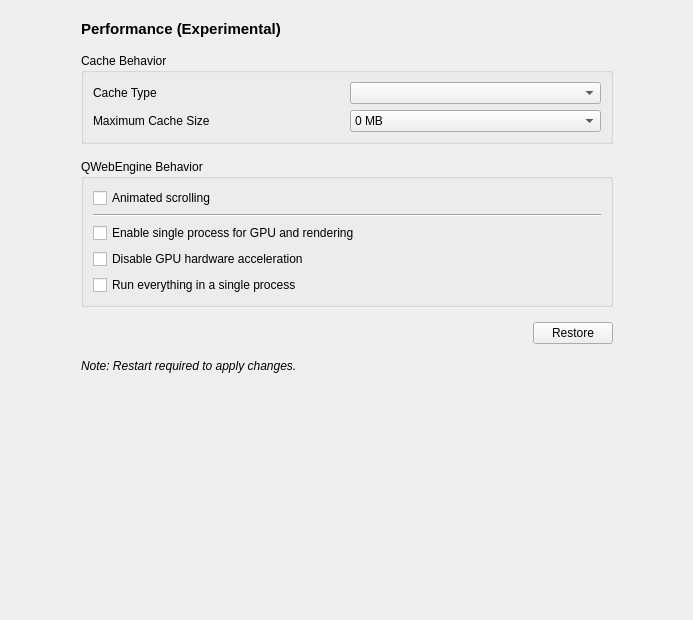
First picture: the form in zapzap/ui/ui_page_performance.ui, repository rafatosta/zapzap, before the edit.
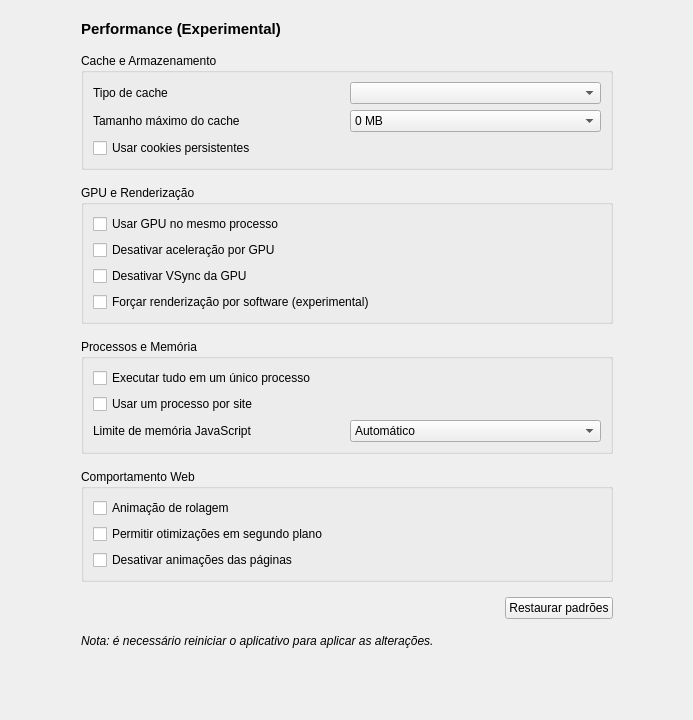
Second picture: the form after the edit.

Commit message: Improve WebEngine performance settings UI

```diff
--- a/zapzap/ui/ui_page_performance.ui
+++ b/zapzap/ui/ui_page_performance.ui
@@ -7,7 +7,7 @@
     <x>0</x>
     <y>0</y>
     <width>693</width>
-    <height>620</height>
+    <height>720</height>
    </rect>
   </property>
   <property name="windowTitle">
@@ -40,9 +40,7 @@
        <property name="frameShape">
         <enum>QFrame::Shape::NoFrame</enum>
        </property>
-       <property name="frameShadow">
-        <enum>QFrame::Shadow::Raised</enum>
-       </property>
+
        <layout class="QVBoxLayout" name="verticalLayout_2">
         <property name="spacing">
          <number>15</number>
@@ -63,19 +61,13 @@
         <item>
          <widget class="QGroupBox" name="groupBox_2">
           <property name="title">
-           <string>Cache Behavior</string>
+           <string>Cache e Armazenamento</string>
           </property>
-          <property name="checkable">
-           <bool>false</bool>
-          </property>
-          <property name="checked">
-           <bool>false</bool>
-          </property>
-          <layout class="QGridLayout" name="gridLayout_2">
+          <layout class="QGridLayout" name="grid_cache">
            <item row="0" column="0">
-            <widget class="QLabel" name="label_3">
+            <widget class="QLabel">
              <property name="text">
-              <string>Cache Type</string>
+              <string>Tipo de cache</string>
              </property>
             </widget>
            </item>
@@ -83,9 +75,9 @@
             <widget class="QComboBox" name="cache_type"/>
            </item>
            <item row="1" column="0">
-            <widget class="QLabel" name="label_2">
+            <widget class="QLabel">
              <property name="text">
-              <string>Maximum Cache Size</string>
+              <string>Tamanho máximo do cache</string>
              </property>
             </widget>
            </item>
@@ -108,63 +100,96 @@
              </item>
             </widget>
            </item>
+
+           <item row="2" column="0" colspan="2">
+            <widget class="QCheckBox" name="persistent_cookies">
+             <property name="text">
+              <string>Usar cookies persistentes</string>
+             </property>
+            </widget>
+           </item>
           </layout>
          </widget>
         </item>
         <item>
          <widget class="QGroupBox" name="groupBox">
           <property name="title">
-           <string>QWebEngine Behavior</string>
+           <string>GPU e Renderização</string>
           </property>
-          <layout class="QGridLayout" name="gridLayout">
-           <item row="2" column="0">
-            <widget class="QCheckBox" name="in_process_gpu">
-             <property name="text">
-              <string>Enable single process for GPU and rendering</string>
-             </property>
-            </widget>
-           </item>
-           <item row="3" column="0">
-            <widget class="QCheckBox" name="disable_gpu">
-             <property name="text">
-              <string>Disable GPU hardware acceleration</string>
-             </property>
-            </widget>
-           </item>
-           <item row="4" column="0">
+          <layout class="QVBoxLayout">
+           <item><widget class="QCheckBox" name="in_process_gpu"><property name="text"><string>Usar GPU no mesmo processo</string></property></widget></item>
+           <item><widget class="QCheckBox" name="disable_gpu"><property name="text"><string>Desativar aceleração por GPU</string></property></widget></item>
+           <item><widget class="QCheckBox" name="disable_gpu_vsync"><property name="text"><string>Desativar VSync da GPU</string></property></widget></item>
+           <item><widget class="QCheckBox" name="software_rendering"><property name="text"><string>Forçar renderização por software (experimental)</string></property></widget></item>
+          </layout>
+         </widget>
+        </item>
+
+        <!-- Processos -->
+        <item>
+         <widget class="QGroupBox" name="group_process">
+          <property name="title">
+           <string>Processos e Memória</string>
+          </property>
+          <layout class="QGridLayout">
+
+           <item row="0" column="0" colspan="2">
             <widget class="QCheckBox" name="single_process">
              <property name="text">
-              <string>Run everything in a single process</string>
+              <string>Executar tudo em um único processo</string>
              </property>
             </widget>
            </item>
-           <item row="1" column="0">
-            <widget class="Line" name="line">
-             <property name="orientation">
-              <enum>Qt::Orientation::Horizontal</enum>
+
+           <item row="1" column="0" colspan="2">
+            <widget class="QCheckBox" name="process_per_site">
+             <property name="text">
+              <string>Usar um processo por site</string>
              </property>
             </widget>
            </item>
-           <item row="0" column="0">
-            <widget class="QCheckBox" name="scroll_animator">
+
+           <item row="2" column="0">
+            <widget class="QLabel">
              <property name="text">
-              <string>Animated scrolling</string>
+              <string>Limite de memória JavaScript</string>
              </property>
             </widget>
            </item>
+
+           <item row="2" column="1">
+            <widget class="QComboBox" name="js_memory_limit">
+             <item><property name="text"><string>Automático</string></property><property name="userData"><number>0</number></property></item>
+             <item><property name="text"><string>Mínimo (256 MB)</string></property><property name="userData"><number>256</number></property></item>
+             <item><property name="text"><string>Padrão (1024 MB)</string></property><property name="userData"><number>1024</number></property></item>
+             <item><property name="text"><string>Máximo (4096 MB)</string></property><property name="userData"><number>4096</number></property></item>
+            </widget>
+           </item>
+
           </layout>
          </widget>
         </item>
+
+        <!-- Web -->
         <item>
-         <layout class="QHBoxLayout" name="horizontalLayout_2">
-          <property name="leftMargin">
-           <number>0</number>
+         <widget class="QGroupBox" name="group_web">
+          <property name="title">
+           <string>Comportamento Web</string>
           </property>
-          <property name="topMargin">
-           <number>0</number>
-          </property>
+          <layout class="QVBoxLayout">
+           <item><widget class="QCheckBox" name="scroll_animator"><property name="text"><string>Animação de rolagem</string></property></widget></item>
+           <item><widget class="QCheckBox" name="background_throttling"><property name="text"><string>Permitir otimizações em segundo plano</string></property></widget></item>
+           <item><widget class="QCheckBox" name="disable_animations"><property name="text"><string>Desativar animações das páginas</string></property></widget></item>
+          </layout>
+         </widget>
+        </item>
+
+        <!-- Ações -->
+        <item>
+         <layout class="QHBoxLayout">
+
           <item>
-           <spacer name="horizontalSpacer_3">
+           <spacer name="horizontalSpacer_actions">
             <property name="orientation">
              <enum>Qt::Orientation::Horizontal</enum>
             </property>
@@ -176,27 +201,29 @@
             </property>
            </spacer>
           </item>
+
           <item>
            <widget class="QPushButton" name="btn_restore">
             <property name="text">
-             <string>Restore</string>
+             <string>Restaurar padrões</string>
             </property>
            </widget>
           </item>
+
          </layout>
         </item>
+
         <item>
-         <widget class="QLabel" name="label_4">
+         <widget class="QLabel">
           <property name="font">
-           <font>
-            <italic>true</italic>
-           </font>
+           <font><italic>true</italic></font>
           </property>
           <property name="text">
-           <string>Note: Restart required to apply changes.</string>
+           <string>Nota: é necessário reiniciar o aplicativo para aplicar as alterações.</string>
           </property>
          </widget>
         </item>
+
        </layout>
       </widget>
      </item>
@@ -223,7 +250,7 @@
      <property name="sizeHint" stdset="0">
       <size>
        <width>20</width>
-       <height>295</height>
+       <height>200</height>
       </size>
      </property>
     </spacer>
```
Left out of the diff: 49 changed lines with no effect on the pictures. The commit also changes 3 other files.
